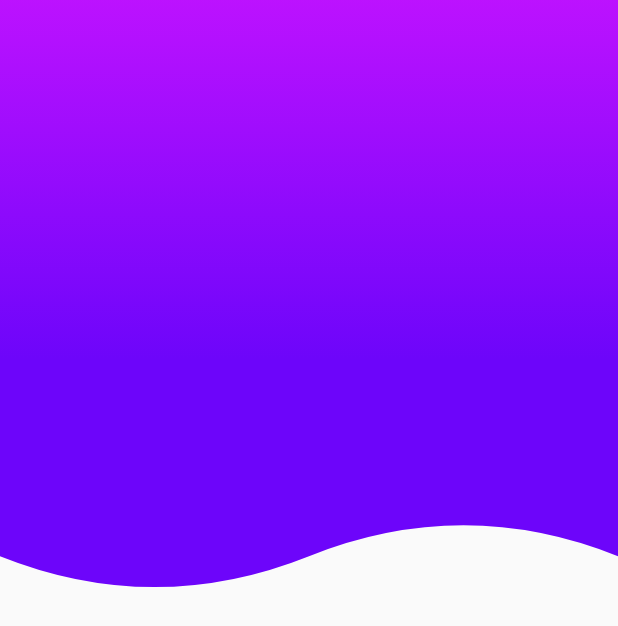
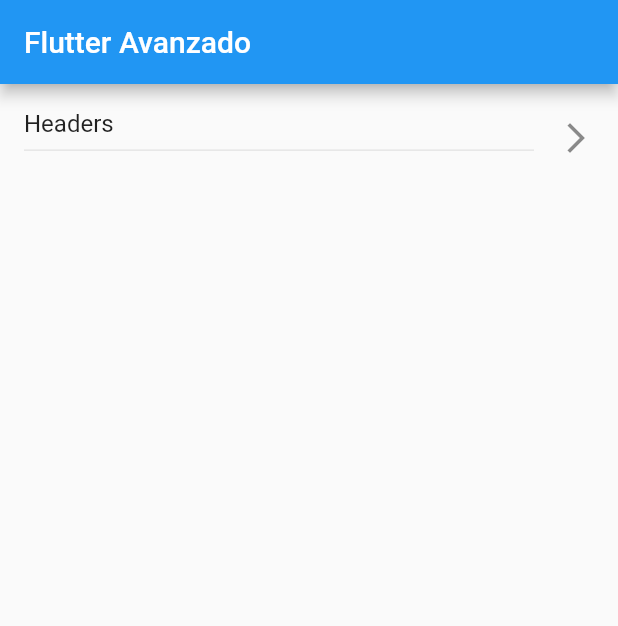
Before and after one commit to JovannyRch/flutter_avanzado, a Flutter app: the screen it shows after launch, on a phone screen of 412 x 824 dp. Shown: the top 626 px of the screen. Run offline on Flutter 3.47's test engine with Material 2 defaults, Android fonts, the phone set to English and light mode, and no system bars.

Commit message:
Menu de inicio y menu para los header

```diff
--- a/lib/main.dart
+++ b/lib/main.dart
@@ -8,8 +8,36 @@ class MyApp extends StatelessWidget {
   Widget build(BuildContext context) {
     return MaterialApp(
       debugShowCheckedModeBanner: false,
-      title: 'Material App',
-      home: HomeScreen(),
+      title: 'Flutter Avanzado',
+      home: Menu(),
     );
   }
 }
+
+class Menu extends StatelessWidget {
+  const Menu({Key key}) : super(key: key);
+
+  @override
+  Widget build(BuildContext context) {
+    return SafeArea(
+      child: Scaffold(
+        appBar: AppBar(title: Text("Flutter Avanzado")),
+        body: ListView(
+          children: <Widget>[
+            ListTile(
+              title: Text("Headers"),
+              subtitle: Divider(),
+              trailing: Icon(Icons.arrow_forward_ios),
+              onTap: () {
+                print("Ir a alla");
+                Navigator.of(context).push(
+                  MaterialPageRoute(builder: (context) => HomeScreen()),
+                );
+              },
+            )
+          ],
+        ),
+      ),
+    );
+  }
+}
```
Also changed, not shown: lib/screens/headers_screen.dart (added, +40 -0 lines), lib/screens/home_screen.dart (+35 -3 lines), lib/widgets/headers_widgets.dart (+9 -1 lines).
